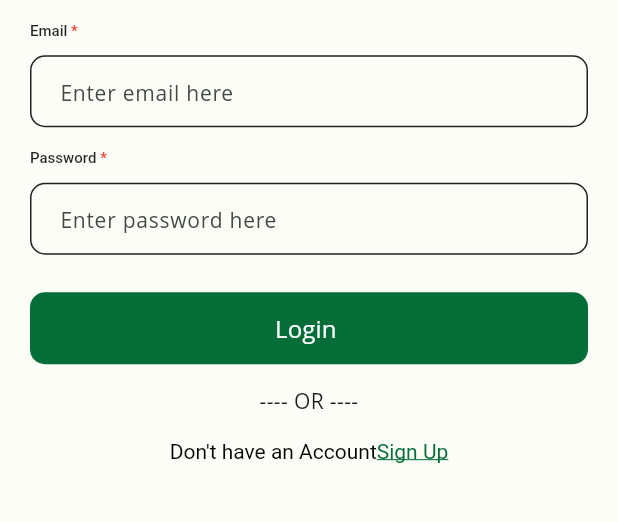
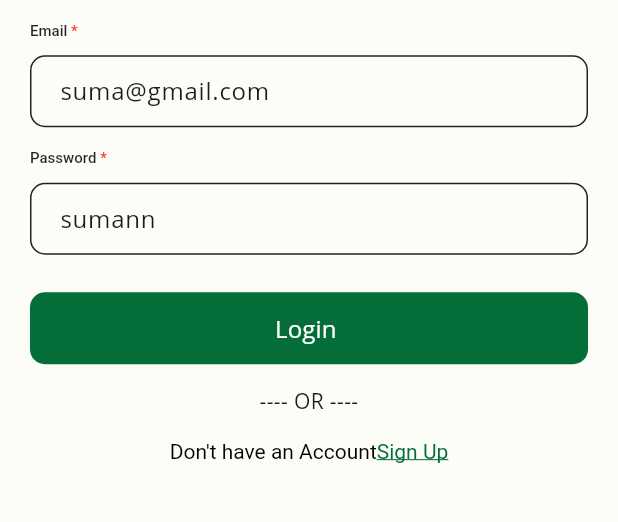
Before and after one commit to SumanRasaili/Notes-App, a Flutter app: the screen it shows after launch, on a phone screen of 412 x 824 dp, the part 406-928 px from its top. Run offline on Flutter 3.47's test engine with Material 3 defaults, Android fonts, the phone set to English and light mode, and no system bars; our stand-ins replace bot_toast, firebase_auth, firebase_core, flutter_hooks, hooks_riverpod, shared_preferences; accounts and stored records are empty; Roboto replaces fonts that are missing (Open Sans, Poppins).

Commit message:
register and login done

```diff
--- a/lib/login_screen.dart
+++ /dev/null
@@ -1,97 +0,0 @@
-import 'package:flutter/material.dart';
-import 'package:flutter_hooks/flutter_hooks.dart';
-import 'package:hooks_riverpod/hooks_riverpod.dart';
-import 'package:notesapp/components/custom_button.dart';
-import 'package:notesapp/components/custom_textfield.dart';
-import 'package:notesapp/sign_up_screen.dart';
-import 'package:notesapp/ui/home/view/home_page.dart';
-import 'package:notesapp/utils/validation.dart';
-
-class LoginScreen extends HookConsumerWidget {
-  const LoginScreen({super.key});
-
-  @override
-  Widget build(BuildContext context, WidgetRef ref) {
-    final emailController = useTextEditingController();
-    final passwordController = useTextEditingController();
-    return Scaffold(
-      body: Padding(
-        padding: const EdgeInsets.symmetric(horizontal: 20.0, vertical: 15),
-        child: Column(
-          mainAxisAlignment: MainAxisAlignment.center,
-          crossAxisAlignment: CrossAxisAlignment.start,
-          children: [
-            const Text(
-              "Log in to use Notes App",
-              style: TextStyle(fontSize: 18),
-            ),
-            const SizedBox(
-              height: 15,
-            ),
-            CustomTextField(
-              labelText: "Email",
-
-              validator: (p0) => Validators.isRequired(p0),
-              showRequired: true,
-              controller: emailController,
-              hintText: "Enter email here",
-            ),
-            const SizedBox(
-              height: 15,
-            ),
-            CustomTextField(
-              controller: passwordController,
-              labelText: "Password",
-              validator: (p0) => Validators.isRequired(p0),
-              showRequired: true,
-              hintText: "Enter password here",
-            ),
-            const SizedBox(
-              height: 25,
-            ),
-            CustomButton(
-              label: "Login ",
-              onPressed: () {
-                Navigator.of(context).pushReplacement(MaterialPageRoute(
-                  builder: (context) => const HomeScreen(),
-                ));
-              },
-            ),
-            const SizedBox(
-              height: 15,
-            ),
-            const Center(
-                child: Text(
-              "---- OR ----",
-              textAlign: TextAlign.center,
-            )),
-            const SizedBox(
-              height: 15,
-            ),
-            Center(
-              child: GestureDetector(
-                onTap: () {
-                  Navigator.of(context).pushReplacement(MaterialPageRoute(builder: (context) => SignUpScreen(),));
-                },
-                child: RichText(
-                  textAlign: TextAlign.center,
-                  text: TextSpan(children: [
-                    const TextSpan(
-                        text: "Don't have an Account",
-                        style: TextStyle(color: Colors.black)),
-                    TextSpan(
-
-                        text: "Sign Up",
-                        style: TextStyle(
-                            color: Theme.of(context).primaryColor,
-                            decoration: TextDecoration.underline)),
-                  ]),
-                ),
-              ),
-            )
-          ],
-        ),
-      ),
-    );
-  }
-}
--- a/lib/main.dart
+++ b/lib/main.dart
@@ -1,3 +1,4 @@
+import 'package:bot_toast/bot_toast.dart';
 import 'package:firebase_core/firebase_core.dart';
 import 'package:flutter/material.dart';
 import 'package:hooks_riverpod/hooks_riverpod.dart';
@@ -25,7 +26,9 @@ class MyApp extends ConsumerWidget {
       title: 'Notes App',
       debugShowCheckedModeBanner: false,
       theme: lightTheme,
+      builder: BotToastInit(),
       darkTheme: darkTheme,
+      navigatorObservers: [BotToastNavigatorObserver()],
       themeMode: thememode,
       home: const SplashScreen(),
     );
--- a/lib/splash_screen.dart
+++ b/lib/splash_screen.dart
@@ -1,6 +1,6 @@
 import 'package:flutter/material.dart';
 import 'package:hooks_riverpod/hooks_riverpod.dart';
-import 'package:notesapp/login_screen.dart';
+import 'package:notesapp/ui/auth/screens/login_screen.dart';
 
 class SplashScreen extends ConsumerStatefulWidget {
   const SplashScreen({super.key});
--- /dev/null
+++ b/lib/ui/auth/screens/login_screen.dart
@@ -0,0 +1,105 @@
+import 'package:flutter/material.dart';
+import 'package:flutter_hooks/flutter_hooks.dart';
+import 'package:hooks_riverpod/hooks_riverpod.dart';
+import 'package:notesapp/components/custom_button.dart';
+import 'package:notesapp/components/custom_textfield.dart';
+import 'package:notesapp/ui/auth/repository/auth_repository.dart';
+import 'package:notesapp/ui/auth/screens/sign_up_screen.dart';
+import 'package:notesapp/utils/validation.dart';
+
+class LoginScreen extends HookConsumerWidget {
+  const LoginScreen({super.key});
+
+  @override
+  Widget build(BuildContext context, WidgetRef ref) {
+    final emailController = useTextEditingController()..text = "suma@gmail.com";
+    final passwordController = useTextEditingController()..text = "sumann";
+
+    final formKey = useMemoized(() => GlobalKey<FormState>());
+    return Scaffold(
+      body: Padding(
+        padding: const EdgeInsets.symmetric(horizontal: 20.0, vertical: 15),
+        child: Form(
+          key: formKey,
+          child: Column(
+            mainAxisAlignment: MainAxisAlignment.center,
+            crossAxisAlignment: CrossAxisAlignment.start,
+            children: [
+              const Text(
+                "Log in to use Notes App",
+                style: TextStyle(fontSize: 18),
+              ),
+              const SizedBox(
+                height: 15,
+              ),
+              CustomTextField(
+                labelText: "Email",
+                validator: (p0) => Validators.email(p0),
+                showRequired: true,
+                controller: emailController,
+                hintText: "Enter email here",
+              ),
+              const SizedBox(
+                height: 15,
+              ),
+              CustomTextField(
+                controller: passwordController,
+                labelText: "Password",
+                validator: (p0) => Validators.isRequired(p0),
+                showRequired: true,
+                hintText: "Enter password here",
+              ),
+              const SizedBox(
+                height: 25,
+              ),
+              CustomButton(
+                label: "Login ",
+                onPressed: () {
+                  if (formKey.currentState!.validate()) {
+                    ref.read(authProvider).login(
+                        email: emailController.text,
+                        password: passwordController.text,
+                        context: context);
+                  }
+                },
+              ),
+              const SizedBox(
+                height: 15,
+              ),
+              const Center(
+                  child: Text(
+                "---- OR ----",
+                textAlign: TextAlign.center,
+              )),
+              const SizedBox(
+                height: 15,
+              ),
+              Center(
+                child: GestureDetector(
+                  onTap: () {
+                    Navigator.of(context).pushReplacement(MaterialPageRoute(
+                      builder: (context) => const SignUpScreen(),
+                    ));
+                  },
+                  child: RichText(
+                    textAlign: TextAlign.center,
+                    text: TextSpan(children: [
+                      const TextSpan(
+                          text: "Don't have an Account",
+                          style: TextStyle(color: Colors.black)),
+                      TextSpan(
+                          text: "Sign Up",
+                          style: TextStyle(
+                              color: Theme.of(context).primaryColor,
+                              decoration: TextDecoration.underline)),
+                    ]),
+                  ),
+                ),
+              )
+            ],
+          ),
+        ),
+      ),
+    );
+  }
+}
--- a/pubspec.yaml
+++ b/pubspec.yaml
@@ -19,6 +19,7 @@ dependencies:
   dio: ^5.4.2+1
   shared_preferences: ^2.2.3
   flutter_hooks: ^0.20.5
+  firebase_auth: ^4.19.1
 dev_dependencies:
   flutter_test:
     sdk: flutter
```
Also changed, not shown: lib/components/custom_bot_toast.dart (added, +58 -0 lines), lib/sign_up_screen.dart (deleted, +0 -96 lines), lib/ui/auth/repository/auth_repository.dart (added, +74 -0 lines), lib/ui/auth/screens/sign_up_screen.dart (added, +103 -0 lines), lib/ui/home/view/home_page.dart (+4 -4 lines), lib/utils/validation.dart (+16 -3 lines), pubspec.lock, 3 other files.
